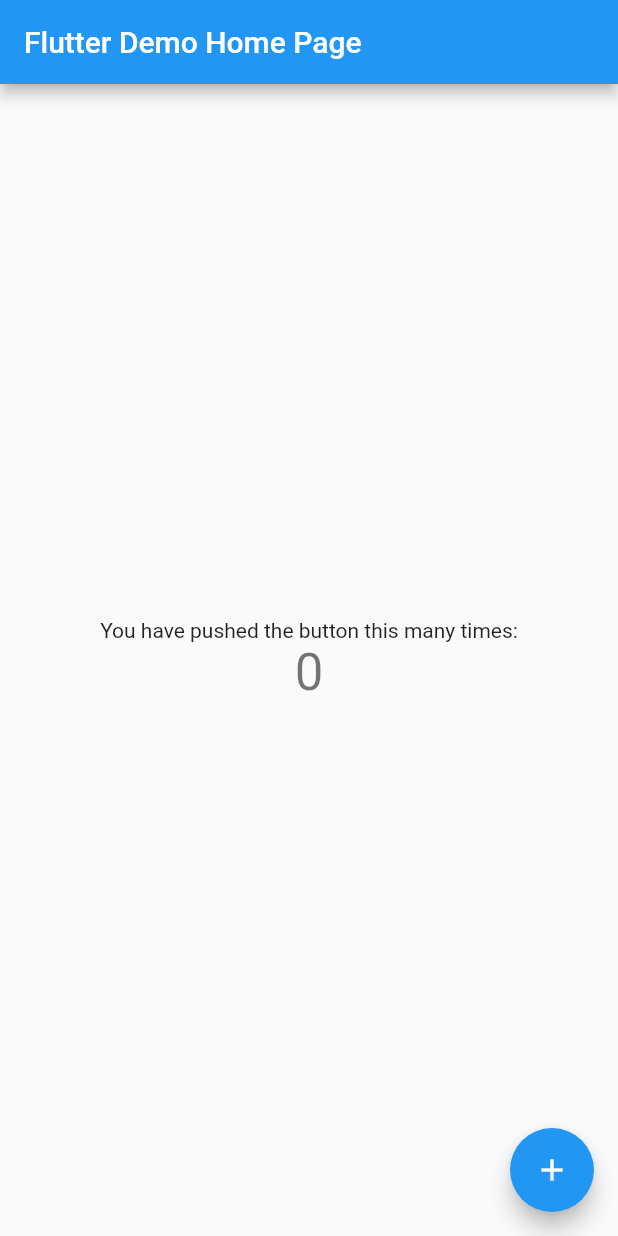
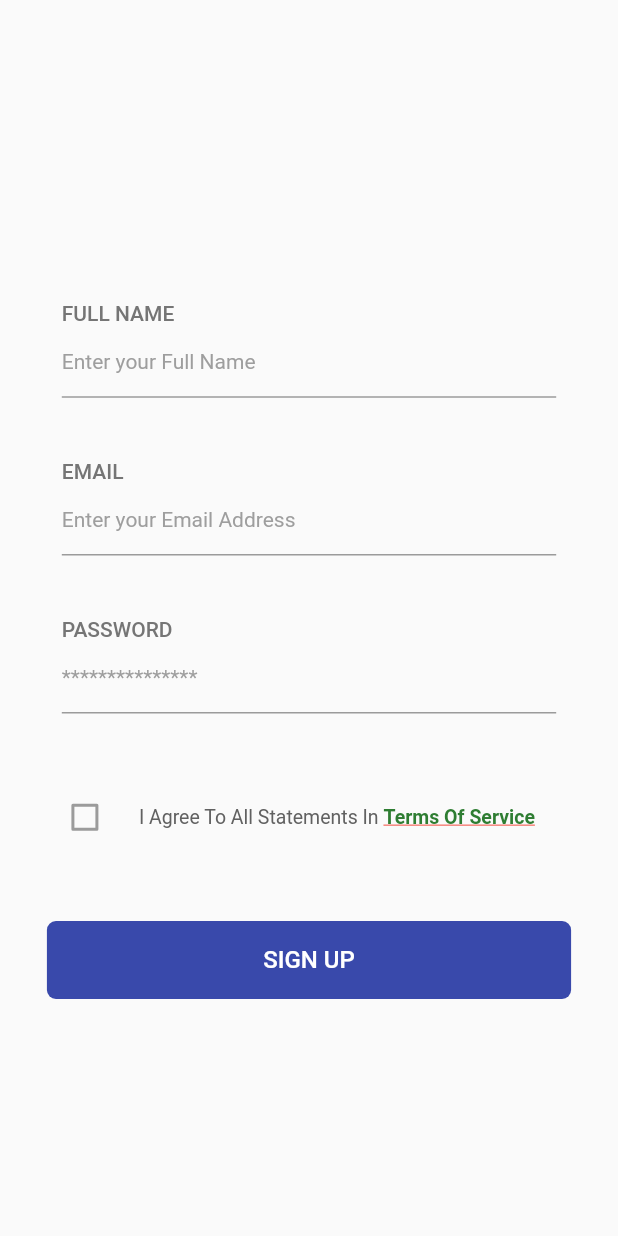
Before and after one commit to ghost-corp/niger_app, a Flutter app: the screen it shows after launch, on a phone screen of 412 x 824 dp. Run offline on Flutter 3.47's test engine with Material 2 defaults, Android fonts, the phone set to English and light mode, and no system bars.

Commit message:
authentication screens

```diff
--- /dev/null
+++ b/lib/authentication/loading.dart
@@ -0,0 +1,79 @@
+import 'package:flutter/material.dart';
+
+class LoadingScreen extends StatelessWidget {
+
+  final double opacity;
+  final Color color;
+  final Widget child;
+  final Widget progressIndicator;
+  final Offset offset;
+  final bool dismissable;
+  final bool inAsyncCall;
+
+  LoadingScreen({
+    Key key,
+    @required this.inAsyncCall,
+    this.opacity =0.6,
+    this.color = Colors.white,
+    this.progressIndicator = const CircularProgressIndicator(),
+    this.offset,
+    this.dismissable = false,
+    @required this.child,
+}) : assert(child != null),
+    assert(inAsyncCall != null),
+    super(key: key);
+
+  @override
+  Widget build(BuildContext context) {
+
+    List<Widget> widgetList = [];
+
+    widgetList.add(child);
+
+    if(inAsyncCall) {
+      Widget layOutProgressIndicator;
+      if(offset == null) {
+        layOutProgressIndicator = Center(
+          child: Container(
+            height: 60,
+            width: 60,
+
+            child: Align(
+              alignment: Alignment.center,
+              child: SizedBox(
+                child: CircularProgressIndicator(),
+                height: 30,
+                width: 30,
+              ),
+            ),
+          ),
+        );
+      } else {
+        layOutProgressIndicator = Positioned(
+          child: progressIndicator,
+          left: offset.dx,
+          top: offset.dy,
+        );
+      }
+
+      final modal = [
+        new Opacity(
+          opacity: opacity,
+          child: new ModalBarrier(
+            dismissible: dismissable,
+            color: color,
+          ),
+        ),
+        layOutProgressIndicator
+      ];
+
+      widgetList += modal;
+
+    }
+    return new Stack(
+
+      children: widgetList,
+
+    );
+  }
+}
--- /dev/null
+++ b/lib/authentication/signup.dart
@@ -0,0 +1,235 @@
+import 'package:flutter/material.dart';
+import 'package:niger_app/authentication/loading.dart';
+
+class SignUpPage extends StatefulWidget {
+  @override
+  _SignUpPageState createState() => _SignUpPageState();
+}
+
+class _SignUpPageState extends State<SignUpPage> {
+  final formKey = GlobalKey<FormState>();
+  final TextEditingController fullName = new TextEditingController();
+  final TextEditingController email = new TextEditingController();
+  final TextEditingController password = new TextEditingController();
+  bool loadingVisible = false;
+  bool checkedValue = false;
+
+  @override
+  Widget build(BuildContext context) {
+    Size size = MediaQuery.of(context).size;
+    double height = size.height;
+    double width = size.width;
+
+    return Scaffold(
+      body: LoadingScreen(
+        inAsyncCall: loadingVisible,
+        child: Form(
+          key: formKey,
+          child: ListView(
+            children: <Widget>[
+              InkWell(
+                onTap: () {
+                  FocusScope.of(context).requestFocus(new FocusNode());
+                },
+                child: Center(
+                  child: Padding(
+                    padding: EdgeInsets.only(top: 20),
+                    child: Column(
+                      mainAxisAlignment: MainAxisAlignment.start,
+                      crossAxisAlignment: CrossAxisAlignment.center,
+                      children: <Widget>[
+                        Padding(
+                          padding:
+                              EdgeInsets.only(left: 20, right: 20, bottom: 20),
+                          child: Container(
+                            height: 120,
+                          ),
+                        ),
+                        Padding(
+                          padding: EdgeInsets.only(
+                            top: height*0.05
+                          ),
+                          child: Column(
+                            crossAxisAlignment: CrossAxisAlignment.start,
+                            mainAxisAlignment: MainAxisAlignment.start,
+                            children: <Widget>[
+                              Container(
+                                child: Text(
+                                  "FULL NAME",
+                                  style: TextStyle(
+                                      fontSize: 14,
+                                    color: Colors.grey.shade600,
+                                    fontWeight: FontWeight.w500
+                                  ),
+                                ),
+                              ),
+                              Container(
+                                width: width * 0.8,
+                                child: TextFormField(
+                                  validator: (value) {
+                                    if (value.isEmpty) {
+                                      return "Field must not be empty";
+                                    }
+                                    return null;
+                                  },
+                                  controller: fullName,
+                                  style: TextStyle(fontSize: 14.0),
+                                  decoration: InputDecoration(
+                                      hintStyle: TextStyle(color: Colors.grey),
+                                      hintText: "Enter your Full Name"),
+                                ),
+                              ),
+                            ],
+                          ),
+                        ),
+
+                        Padding(
+                          padding: EdgeInsets.only(
+                              top: height*0.05
+                          ),
+                          child: Column(
+                            crossAxisAlignment: CrossAxisAlignment.start,
+                            mainAxisAlignment: MainAxisAlignment.start,
+                            children: <Widget>[
+                              Container(
+                                child: Text(
+                                  "EMAIL",
+                                  style: TextStyle(
+                                      fontSize: 14,
+                                      color: Colors.grey.shade600,
+                                      fontWeight: FontWeight.w500
+                                  ),
+                                ),
+                              ),
+                              Container(
+                                width: width * 0.8,
+                                child: TextFormField(
+                                  validator: (value) {
+                                    if (value.isEmpty) {
+                                      return "Field must not be empty";
+                                    }
+                                    return null;
+                                  },
+                                  controller: email,
+                                  style: TextStyle(fontSize: 14.0),
+                                  decoration: InputDecoration(
+                                      hintStyle: TextStyle(color: Colors.grey),
+                                      hintText: "Enter your Email Address"),
+                                ),
+                              ),
+                            ],
+                          ),
+                        ),
+
+                        Padding(
+                          padding: EdgeInsets.only(
+                              top: height*0.05
+                          ),
+                          child: Column(
+                            crossAxisAlignment: CrossAxisAlignment.start,
+                            mainAxisAlignment: MainAxisAlignment.start,
+                            children: <Widget>[
+                              Container(
+                                child: Text(
+                                  "PASSWORD",
+                                  style: TextStyle(
+                                      fontSize: 14,
+                                      color: Colors.grey.shade600,
+                                      fontWeight: FontWeight.w500
+                                  ),
+                                ),
+                              ),
+                              Container(
+                                width: width * 0.8,
+                                child: TextFormField(
+                                  validator: (value) {
+                                    if (value.isEmpty) {
+                                      return "Field must not be empty";
+                                    }
+                                    return null;
+                                  },
+                                  controller: email,
+                                  style: TextStyle(fontSize: 14.0),
+                                  decoration: InputDecoration(
+                                      hintStyle: TextStyle(color: Colors.grey),
+                                      hintText: "***************"),
+                                ),
+                              ),
+                            ],
+                          ),
+                        ),
+
+                        Padding(
+                          padding: EdgeInsets.only(
+                            top: height*0.05,
+                            left: width*0.05
+                          ),
+                          child: Container(
+                                child: new CheckboxListTile(
+                                  onChanged: null,
+                                  title: RichText(text: TextSpan(
+                                    text: 'I Agree To All Statements In ',
+                                    style: TextStyle(
+                                      fontSize: 13,
+                                      color: Colors.grey.shade700
+                                    ),
+                                    children: <TextSpan>[
+                                      TextSpan(
+                                        text: 'Terms Of Service',
+                                        style: TextStyle(
+                                          fontWeight: FontWeight.w600,
+                                          color: Colors.green.shade800,
+                                          fontSize: 13,
+                                          decoration: TextDecoration.underline,
+                                          decorationColor: Colors.red
+                                        )
+                                      )
+                                    ]
+                                  )
+                                  ),
+                                  value: checkedValue,
+                                  controlAffinity: ListTileControlAffinity.leading,
+                                )
+                          ),
+                        ),
+
+                        Padding(
+                          padding: EdgeInsets.only(
+                            top: height*0.05
+                          ),
+                          child: Center(
+                            child: FlatButton(
+                              onPressed: () {
+                                Navigator.of(context).pushNamed("Login");
+                              },
+                              padding: EdgeInsets.symmetric(
+                                vertical: height*0.02,
+                                horizontal: width*0.35
+                              ),
+                              child: Text(
+                                'SIGN UP',
+                                style: TextStyle(
+                                  fontSize: 16,
+                                  color: Colors.white
+                                ),
+                              ),
+                              shape: RoundedRectangleBorder(
+                                borderRadius: BorderRadius.all(Radius.circular(6))
+                              ),
+                              disabledColor: Colors.indigo.shade600,
+                              color: Colors.indigo.shade600,
+                            ),
+                          ),
+                        )
+                      ],
+                    ),
+                  ),
+                ),
+              )
+            ],
+          ),
+        ),
+      ),
+    );
+  }
+}
--- a/lib/main.dart
+++ b/lib/main.dart
@@ -1,4 +1,6 @@
 import 'package:flutter/material.dart';
+import 'package:niger_app/authentication/login.dart';
+import 'package:niger_app/authentication/signup.dart';
 
 void main() => runApp(MyApp());
 
@@ -18,9 +20,14 @@ class MyApp extends StatelessWidget {
         // or simply save your changes to "hot reload" in a Flutter IDE).
         // Notice that the counter didn't reset back to zero; the application
         // is not restarted.
-        primarySwatch: Colors.blue,
+        primarySwatch: Colors.indigo,
       ),
-      home: MyHomePage(title: 'Flutter Demo Home Page'),
+      home: SignUpPage(),
+      debugShowCheckedModeBanner: false,
+      routes: {
+        "Login": (context) => LoginPage(),
+        "signup": (context) => SignUpPage()
+      },
     );
   }
 }
```
Also changed, not shown: lib/authentication/login.dart (added, +205 -0 lines).
